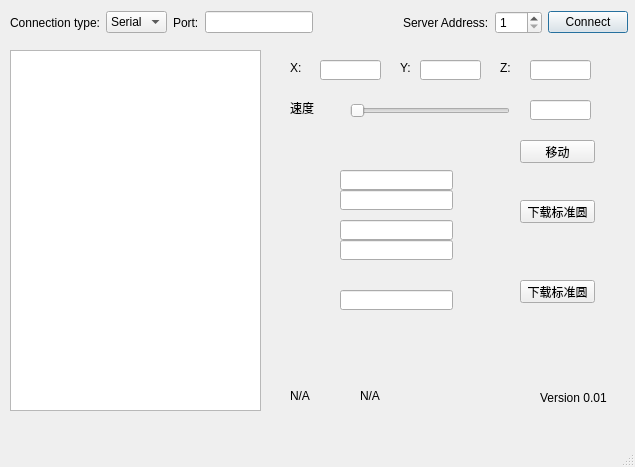
This is src/motioncontrol.ui in xuzhuoyi/mCtrl as Qt 5 draws it before an edit. The edited form follows.
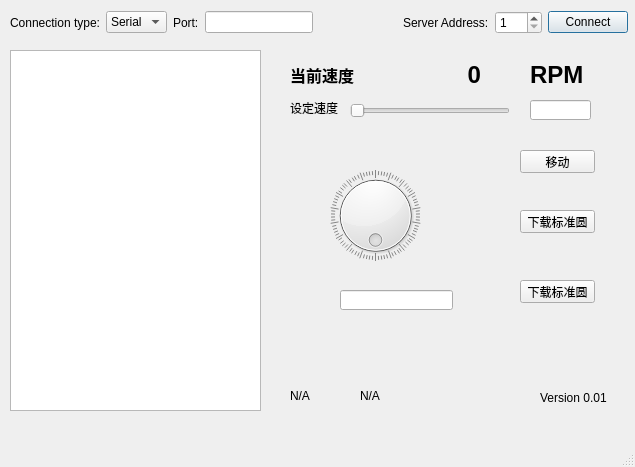
This is the edited form.

Commit message: Add function of RPM Display

The edit to the form file:
```diff
--- a/src/motioncontrol.ui
+++ b/src/motioncontrol.ui
@@ -144,41 +144,11 @@
      </rect>
     </property>
    </widget>
-   <widget class="QLineEdit" name="xLineEdit">
-    <property name="geometry">
-     <rect>
-      <x>320</x>
-      <y>60</y>
-      <width>61</width>
-      <height>20</height>
-     </rect>
-    </property>
-   </widget>
-   <widget class="QLineEdit" name="yLineEdit">
-    <property name="geometry">
-     <rect>
-      <x>420</x>
-      <y>60</y>
-      <width>61</width>
-      <height>20</height>
-     </rect>
-    </property>
-   </widget>
-   <widget class="QLineEdit" name="zLineEdit">
-    <property name="geometry">
-     <rect>
-      <x>530</x>
-      <y>60</y>
-      <width>61</width>
-      <height>20</height>
-     </rect>
-    </property>
-   </widget>
    <widget class="QPushButton" name="moveButton">
     <property name="geometry">
      <rect>
       <x>520</x>
-      <y>140</y>
+      <y>150</y>
       <width>75</width>
       <height>23</height>
      </rect>
@@ -221,38 +191,15 @@
      <rect>
       <x>290</x>
       <y>60</y>
-      <width>16</width>
-      <height>16</height>
+      <width>71</width>
+      <height>31</height>
      </rect>
     </property>
     <property name="text">
-     <string>X:</string>
+     <string>&lt;html&gt;&lt;head/&gt;&lt;body&gt;&lt;p&gt;&lt;span style=&quot; font-size:12pt; font-weight:600;&quot;&gt;当前速度&lt;/span&gt;&lt;/p&gt;&lt;/body&gt;&lt;/html&gt;</string>
     </property>
-   </widget>
-   <widget class="QLabel" name="label_4">
-    <property name="geometry">
-     <rect>
-      <x>400</x>
-      <y>60</y>
-      <width>16</width>
-      <height>16</height>
-     </rect>
-    </property>
-    <property name="text">
-     <string>Y:</string>
-    </property>
-   </widget>
-   <widget class="QLabel" name="label_5">
-    <property name="geometry">
-     <rect>
-      <x>500</x>
-      <y>60</y>
-      <width>16</width>
-      <height>16</height>
-     </rect>
-    </property>
-    <property name="text">
-     <string>Z:</string>
+    <property name="textFormat">
+     <enum>Qt::RichText</enum>
     </property>
    </widget>
    <widget class="QLabel" name="label_6">
@@ -260,12 +207,12 @@
      <rect>
       <x>290</x>
       <y>100</y>
-      <width>31</width>
+      <width>51</width>
       <height>16</height>
      </rect>
     </property>
     <property name="text">
-     <string>速度</string>
+     <string>设定速度</string>
     </property>
    </widget>
    <widget class="QLabel" name="label_7">
@@ -285,7 +232,7 @@
     <property name="geometry">
      <rect>
       <x>520</x>
-      <y>200</y>
+      <y>210</y>
       <width>75</width>
       <height>23</height>
      </rect>
@@ -294,46 +241,6 @@
      <string>下载标准圆</string>
     </property>
    </widget>
-   <widget class="QLineEdit" name="cirX0LineEdit">
-    <property name="geometry">
-     <rect>
-      <x>340</x>
-      <y>170</y>
-      <width>113</width>
-      <height>20</height>
-     </rect>
-    </property>
-   </widget>
-   <widget class="QLineEdit" name="cirY0LineEdit">
-    <property name="geometry">
-     <rect>
-      <x>340</x>
-      <y>190</y>
-      <width>113</width>
-      <height>20</height>
-     </rect>
-    </property>
-   </widget>
-   <widget class="QLineEdit" name="cirXCLineEdit">
-    <property name="geometry">
-     <rect>
-      <x>340</x>
-      <y>220</y>
-      <width>113</width>
-      <height>20</height>
-     </rect>
-    </property>
-   </widget>
-   <widget class="QLineEdit" name="cirYCLineEdit">
-    <property name="geometry">
-     <rect>
-      <x>340</x>
-      <y>240</y>
-      <width>113</width>
-      <height>20</height>
-     </rect>
-    </property>
-   </widget>
    <widget class="QLineEdit" name="eraseLineEdit">
     <property name="geometry">
      <rect>
@@ -383,6 +290,51 @@
      <string>N/A</string>
     </property>
    </widget>
+   <widget class="QLabel" name="label_4">
+    <property name="geometry">
+     <rect>
+      <x>530</x>
+      <y>60</y>
+      <width>54</width>
+      <height>31</height>
+     </rect>
+    </property>
+    <property name="text">
+     <string>&lt;html&gt;&lt;head/&gt;&lt;body&gt;&lt;p&gt;&lt;span style=&quot; font-size:18pt; font-weight:600;&quot;&gt;RPM&lt;/span&gt;&lt;/p&gt;&lt;/body&gt;&lt;/html&gt;</string>
+    </property>
+   </widget>
+   <widget class="QLabel" name="curSpeedLabel">
+    <property name="geometry">
+     <rect>
+      <x>390</x>
+      <y>60</y>
+      <width>91</width>
+      <height>31</height>
+     </rect>
+    </property>
+    <property name="text">
+     <string>&lt;html&gt;&lt;head/&gt;&lt;body&gt;&lt;p align=&quot;right&quot;&gt;&lt;span style=&quot; font-size:18pt; font-weight:600;&quot;&gt;0&lt;/span&gt;&lt;/p&gt;&lt;/body&gt;&lt;/html&gt;</string>
+    </property>
+   </widget>
+   <widget class="QDial" name="dial">
+    <property name="geometry">
+     <rect>
+      <x>330</x>
+      <y>170</y>
+      <width>91</width>
+      <height>91</height>
+     </rect>
+    </property>
+    <property name="maximum">
+     <number>360</number>
+    </property>
+    <property name="wrapping">
+     <bool>true</bool>
+    </property>
+    <property name="notchesVisible">
+     <bool>true</bool>
+    </property>
+   </widget>
   </widget>
   <widget class="QMenuBar" name="menubar">
    <property name="geometry">
```
Left out of the diff: 2 changed lines with no effect on the pictures. The commit also changes 1 other file.
